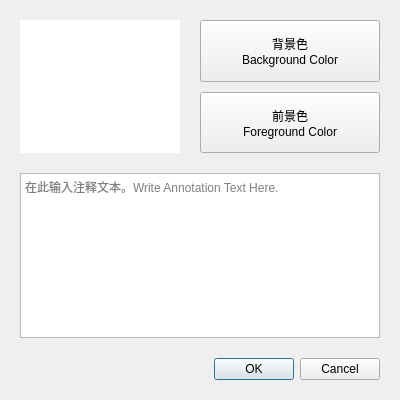
The window that src/Form_Files/SelectAnnotation.ui (luojilab/Magic) describes before a commit, drawn with Qt 5.
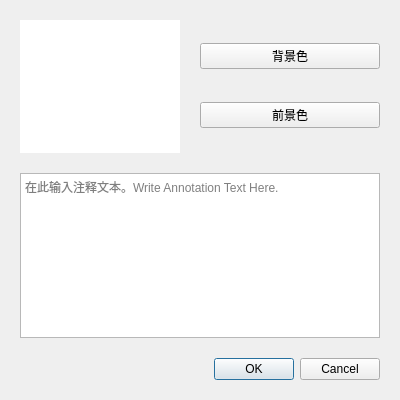
The same window after the commit.

Commit message: feat(SelectAnnotation.ui): modify color select button style

```diff
--- a/src/Form_Files/SelectAnnotation.ui
+++ b/src/Form_Files/SelectAnnotation.ui
@@ -66,29 +66,15 @@
         </property>
         <item>
          <widget class="QPushButton" name="backgroundColor">
-          <property name="sizePolicy">
-           <sizepolicy hsizetype="Minimum" vsizetype="Minimum">
-            <horstretch>0</horstretch>
-            <verstretch>0</verstretch>
-           </sizepolicy>
-          </property>
           <property name="text">
-           <string>背景色
-Background Color</string>
+           <string>背景色</string>
           </property>
          </widget>
         </item>
         <item>
          <widget class="QPushButton" name="foregroundColor">
-          <property name="sizePolicy">
-           <sizepolicy hsizetype="Minimum" vsizetype="Minimum">
-            <horstretch>0</horstretch>
-            <verstretch>0</verstretch>
-           </sizepolicy>
-          </property>
           <property name="text">
-           <string>前景色
-Foreground Color</string>
+           <string>前景色</string>
           </property>
          </widget>
         </item>
```
